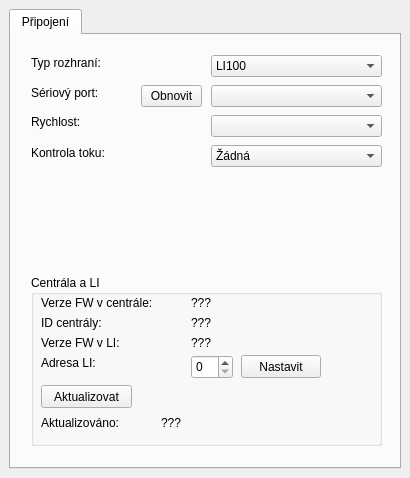
Old version of the form config-window.ui in the repository kmzbrnoI/xn-lib-cpp-qt.
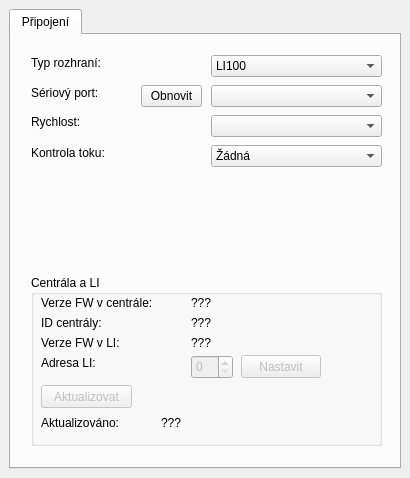
New version of the form.

Commit message: UI: disable buttons on start.

Patch:
```diff
--- a/config-window.ui
+++ b/config-window.ui
@@ -316,6 +316,9 @@
          </property>
         </widget>
         <widget class="QSpinBox" name="sb_li_addr">
+         <property name="enabled">
+          <bool>false</bool>
+         </property>
          <property name="geometry">
           <rect>
            <x>160</x>
@@ -326,6 +329,9 @@
          </property>
         </widget>
         <widget class="QPushButton" name="b_li_addr_set">
+         <property name="enabled">
+          <bool>false</bool>
+         </property>
          <property name="geometry">
           <rect>
            <x>210</x>
@@ -339,6 +345,9 @@
          </property>
         </widget>
         <widget class="QPushButton" name="b_info_update">
+         <property name="enabled">
+          <bool>false</bool>
+         </property>
          <property name="geometry">
           <rect>
            <x>10</x>
```
